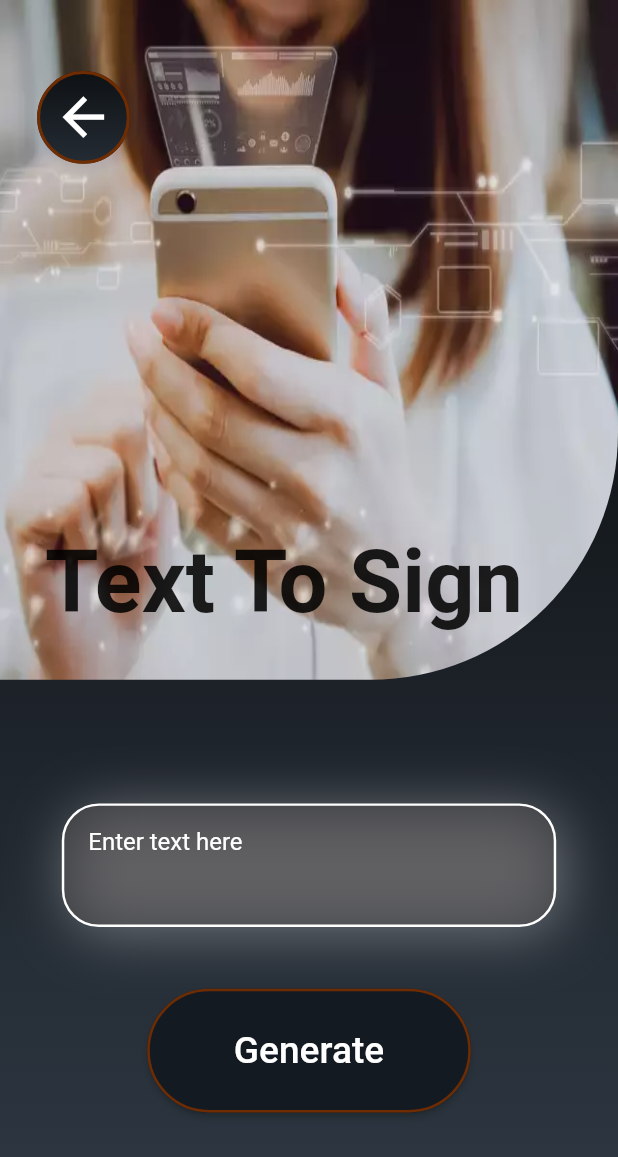
After one commit to OshadiPalliyaguruge/CogniCare-Mobile-App_FrontEnd, a Flutter app: the TextToSignPage screen opened directly, on a phone screen of 412 x 824 dp. The commit adds this screen. Shown: the top 1157 px of the screen. Run offline on Flutter 3.47's test engine with Material 2 defaults, Android fonts, the phone set to English and light mode, and no system bars; missing offline and left inert: dart:ffi.

Commit message:
version 1.1

```diff
--- a/lib/screens/learn.dart
+++ b/lib/screens/learn.dart
@@ -1,5 +1,5 @@
-import 'dart:ffi';
 import 'package:cognicare/screens/speak.dart';
+import 'package:cognicare/screens/textToSign.dart';
 import 'package:flutter/cupertino.dart';
 import 'package:flutter/material.dart';
 import '../reusables/reusable.dart';
@@ -385,7 +385,7 @@ class _LearnPageState extends State<LearnPage> {
                              SizedBox(
                                width: MediaQuery.of(context).size.width*0.01,
                              ),
-                             BlockSet2(context,"A-Z",'1.png',SpeakPage(),0.2,Icons.sort_by_alpha),
+                             BlockSet2(context,"A-Z",'1.png',TextToSignPage(),0.2,Icons.sort_by_alpha),
                            ]
                        ),
 
--- a/lib/screens/modePage.dart
+++ b/lib/screens/modePage.dart
@@ -78,7 +78,8 @@ class _ModePageState extends State<ModePage> {
 
         //------------------------------ drawer options --------------------------
 
-        body: Center(
+        body: SingleChildScrollView(
+          child: Center(
           child: Stack(
             children: [
                   SingleChildScrollView(
@@ -119,8 +120,8 @@ class _ModePageState extends State<ModePage> {
                     },
                     child: Container(
                       margin: EdgeInsets.only(top:MediaQuery.of(context).size.height*0.02,left: MediaQuery.of(context).size.width*0.06),
-                    height:MediaQuery.of(context).size.height*0.2,
-                    width: MediaQuery.of(context).size.width*0.2,
+                      height:MediaQuery.of(context).size.height*0.15,
+                      width: MediaQuery.of(context).size.width*0.15,
                       decoration: BoxDecoration(
                         shape: BoxShape.circle,
                         gradient: LinearGradient(
@@ -177,6 +178,7 @@ class _ModePageState extends State<ModePage> {
                     ],
                   ),
 
+              ),
         )
 
 
--- /dev/null
+++ b/lib/screens/textToSign.dart
@@ -0,0 +1,270 @@
+import 'package:cognicare/screens/learn.dart';
+import 'package:flutter/material.dart';
+
+class TextToSignPage extends StatefulWidget {
+  const TextToSignPage({super.key});
+
+  @override
+  State<TextToSignPage> createState() => _TextToSignPageState();
+}
+
+class _TextToSignPageState extends State<TextToSignPage> {
+
+  final GlobalKey<ScaffoldState> _scaffoldKey = GlobalKey<ScaffoldState>();
+  final TextEditingController _textController = TextEditingController();
+
+  void _handleSubmit(BuildContext context) {
+    String inputText = _textController.text;
+
+
+  }
+
+
+
+  @override
+  Widget build(BuildContext context) {
+    return Scaffold(
+        key: _scaffoldKey, //----------- Assign the scaffold key-------------
+        // appBar: AppBar(
+        //   //title: Text('Learn Page'),
+        //   automaticallyImplyLeading: false, //--------- remove default back arrow-----------------
+        //   backgroundColor: Color(0xFF030404),
+        //
+        //   //------------------- set the app bar height -----------------------
+        //   toolbarHeight:MediaQuery.of(context).size.height*0.1,
+        //
+        //   //--------------------------- back arrow to previous page ---------------------------
+        //   leading: GestureDetector(
+        //     onTap: () {
+        //       Navigator.push(
+        //         context,
+        //         MaterialPageRoute(
+        //           builder: (context) =>ModePage(),
+        //         ),
+        //       );
+        //     },
+        //     child: Container(
+        //       margin: EdgeInsets.only(top:MediaQuery.of(context).size.height*0.02,left: MediaQuery.of(context).size.width*0.025),
+        //       height:MediaQuery.of(context).size.height*0.2,
+        //       width: MediaQuery.of(context).size.width*0.2,
+        //       decoration: BoxDecoration(
+        //         shape: BoxShape.circle,
+        //         gradient: LinearGradient(
+        //           begin: Alignment.topCenter,
+        //           end: Alignment.bottomCenter,
+        //           colors: [
+        //             Color(0xFF030404),
+        //             Color(0xFF2F3944), // Transparent color
+        //           ],
+        //         ),
+        //         border: Border.all(
+        //           width: 2.0,
+        //           style: BorderStyle.solid,
+        //           color:Color.fromARGB(243, 116, 45, 0),
+        //         ),
+        //         boxShadow: [
+        //           BoxShadow(
+        //             color: Color(0x120E0E59),
+        //             offset: Offset(4, 4),
+        //             blurRadius: 4,
+        //             spreadRadius: 0,
+        //           ),
+        //         ],
+        //       ),
+        //       child: Center(
+        //         child: Icon(
+        //           Icons.arrow_back,
+        //           color: Colors.white,
+        //           size: MediaQuery.of(context).size.height*0.03,
+        //         ),
+        //       ),
+        //     ),
+        //   ),
+        // ),
+
+        //------------------------------ drawer options --------------------------
+
+        body: SingleChildScrollView(
+          child: Center(
+            child: Stack(
+              children: [
+                SingleChildScrollView(
+                  child:
+                  Container(
+                      height:MediaQuery.of(context).size.height,
+                      width: MediaQuery.of(context).size.width,
+                      decoration: BoxDecoration(
+                        gradient: LinearGradient(
+                            begin: Alignment.topCenter,
+                            end: Alignment.bottomCenter,
+                            colors: [
+                              Color(0xFF030404),
+                              Color(0xFF2F3944),
+                            ]
+                        ),
+                      )
+                  ),
+                ),
+                Container(
+                  height: MediaQuery.of(context).size.height * 0.55,
+                  width: MediaQuery.of(context).size.width,
+                  decoration: BoxDecoration(
+                    image: DecorationImage(
+                      image: AssetImage("assets/texting2.png"),
+                      fit: BoxFit.fill,
+                      colorFilter: ColorFilter.mode(
+                        Colors.black.withOpacity(0.9), // Adjust the opacity value here (0.0 - 1.0)
+                        BlendMode.dstATop,
+                      ),
+                    ),
+                    borderRadius: BorderRadius.only(
+                      //bottomLeft: Radius.circular(MediaQuery.of(context).size.height * 0.02),
+                      bottomRight: Radius.circular(MediaQuery.of(context).size.height * 0.2),
+                    ),
+                  ),
+                ),
+
+
+                GestureDetector(
+                  onTap: () {
+                    Navigator.push(
+                      context,
+                      MaterialPageRoute(
+                        builder: (context) =>LearnPage(),
+                      ),
+                    );
+                  },
+                  child: Container(
+                    margin: EdgeInsets.only(top:MediaQuery.of(context).size.height*0.02,left: MediaQuery.of(context).size.width*0.06),
+                    height:MediaQuery.of(context).size.height*0.15,
+                    width: MediaQuery.of(context).size.width*0.15,
+                    decoration: BoxDecoration(
+                      shape: BoxShape.circle,
+                      gradient: LinearGradient(
+                        begin: Alignment.topCenter,
+                        end: Alignment.bottomCenter,
+                        colors: [
+                          Color(0xFF030404),
+                          Color(0xFF2F3944), // Transparent color
+                        ],
+                      ),
+                      border: Border.all(
+                        width: 2.0,
+                        style: BorderStyle.solid,
+                        color:Color.fromARGB(243, 116, 45, 0),
+                      ),
+                      boxShadow: [
+                        BoxShadow(
+                          color: Color(0x120E0E59),
+                          offset: Offset(4, 4),
+                          blurRadius: 4,
+                          spreadRadius: 0,
+                        ),
+                      ],
+                    ),
+                    child: Center(
+                      child: Icon(
+                        Icons.arrow_back,
+                        color: Colors.white,
+                        size: MediaQuery.of(context).size.height*0.05,
+                      ),
+                    ),
+                  ),
+                ),
+
+                Container(
+                  margin: EdgeInsets.only(top:MediaQuery.of(context).size.height*0.43,left: MediaQuery.of(context).size.width*0.073),
+                  child: Text('Text To Sign',
+                    style: TextStyle(
+                        color: Colors.black87,
+                        fontWeight: FontWeight.bold,
+                        fontSize: MediaQuery.of(context).size.height*0.07),
+                  ),
+                ),
+
+                Container(
+                  margin: EdgeInsets.only(
+                    top: MediaQuery.of(context).size.height * 0.65,
+                    left: MediaQuery.of(context).size.width * 0.1,
+                    right: MediaQuery.of(context).size.width * 0.1,
+
+                  ),
+                  height: MediaQuery.of(context).size.height * 0.1,
+                  width: MediaQuery.of(context).size.width * 0.9,
+                  decoration: BoxDecoration(
+                    gradient: LinearGradient(
+                      begin: Alignment.topCenter,
+                      end: Alignment.bottomCenter,
+                      colors: [
+                        Color.fromRGBO(81, 77, 77, 0.5),
+                        Color.fromRGBO(81, 77, 77, 0.5),
+                      ],
+                    ),
+                    borderRadius: BorderRadius.circular(MediaQuery.of(context).size.height * 0.03),
+                    border: Border.all(
+                      color: Colors.white, // Set border color
+                      width: MediaQuery.of(context).size.height * 0.002, // Set border width
+                    ),
+                    boxShadow: [
+                      BoxShadow(
+                        color: Color.fromRGBO(255, 255, 255, 0.35),
+                        offset: Offset(4, 4),
+                        blurRadius: MediaQuery.of(context).size.height * 0.04,
+                        spreadRadius: 0,
+                      ),
+                    ],
+                  ),
+                  child: TextField(
+                    controller: _textController,
+                    decoration: InputDecoration(
+                      border: InputBorder.none, // Remove default border
+                      contentPadding: EdgeInsets.symmetric(horizontal: 16.0), // Add padding for text
+                      hintText: 'Enter text here',
+                      hintStyle: TextStyle(color: Colors.white),
+                    ),
+                    style: TextStyle(color: Colors.white),
+                  ),
+                ),
+
+                Center(
+                  child:Container(
+                    height:MediaQuery.of(context).size.height * 0.1,
+                   // width: MediaQuery.of(context).size.height * 0.2,
+                    margin: EdgeInsets.only(
+                      top: MediaQuery.of(context).size.height * 0.8,
+                    ),
+                    child: ElevatedButton(
+                      onPressed: () => _handleSubmit(context),
+                      child: Text('Generate',
+                      style: TextStyle(
+                        fontSize:  MediaQuery.of(context).size.height * 0.03, // Adjust the font size here
+                      ),
+                      ),
+                      style: ElevatedButton.styleFrom(
+                        primary: Color.fromRGBO(19, 26, 33, 1), // Set background color
+                        onPrimary: Colors.white, // Set text color
+                        padding: EdgeInsets.symmetric(horizontal: MediaQuery.of(context).size.height * 0.07, vertical:MediaQuery.of(context).size.height * 0.002), // Add padding to the button
+                        shape: RoundedRectangleBorder(
+                          borderRadius: BorderRadius.circular(MediaQuery.of(context).size.height * 0.06), // Set border radius
+                          side: BorderSide(
+                            width: MediaQuery.of(context).size.height * 0.002,
+                            style: BorderStyle.solid,
+                            color: Color.fromARGB(243, 116, 45, 0), // Set border color
+                          ),
+                        ),
+                      ),
+                    ),
+                  )
+
+                ),
+
+              ],
+            ),
+
+          ),
+        )
+
+
+    );
+  }
+}
--- a/pubspec.yaml
+++ b/pubspec.yaml
@@ -62,6 +62,11 @@ flutter:
     - assets/background.png
     - assets/mic.png
     - assets/1.png
+    - assets/sign1.jpg
+    - assets/textimg1.png
+    - assets/sign2.jpg
+    - assets/texting2.png
+    - assets/sign3.webp
 
 
   # To add assets to your application, add an assets section, like this:
```
Also changed, not shown: assets/sign1.jpg (added), assets/sign2.jpg (added), assets/sign3.webp (added), assets/textimg1.png (added), assets/texting2.png (added). Lines whose indentation alone changed are shown as unchanged.
